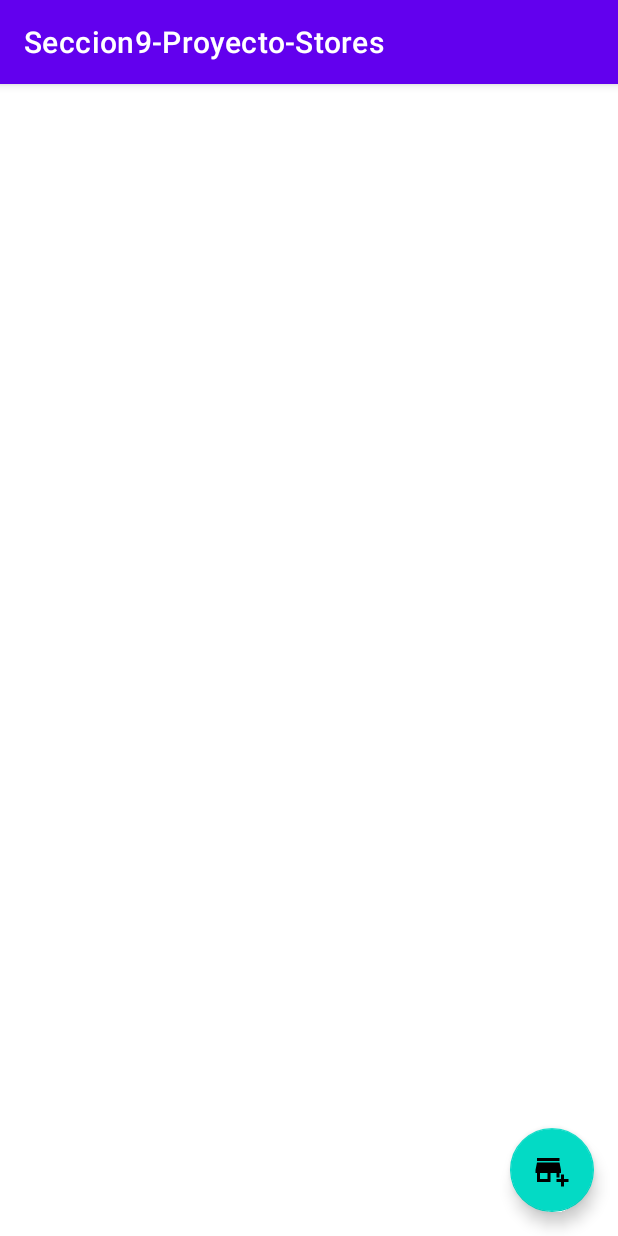
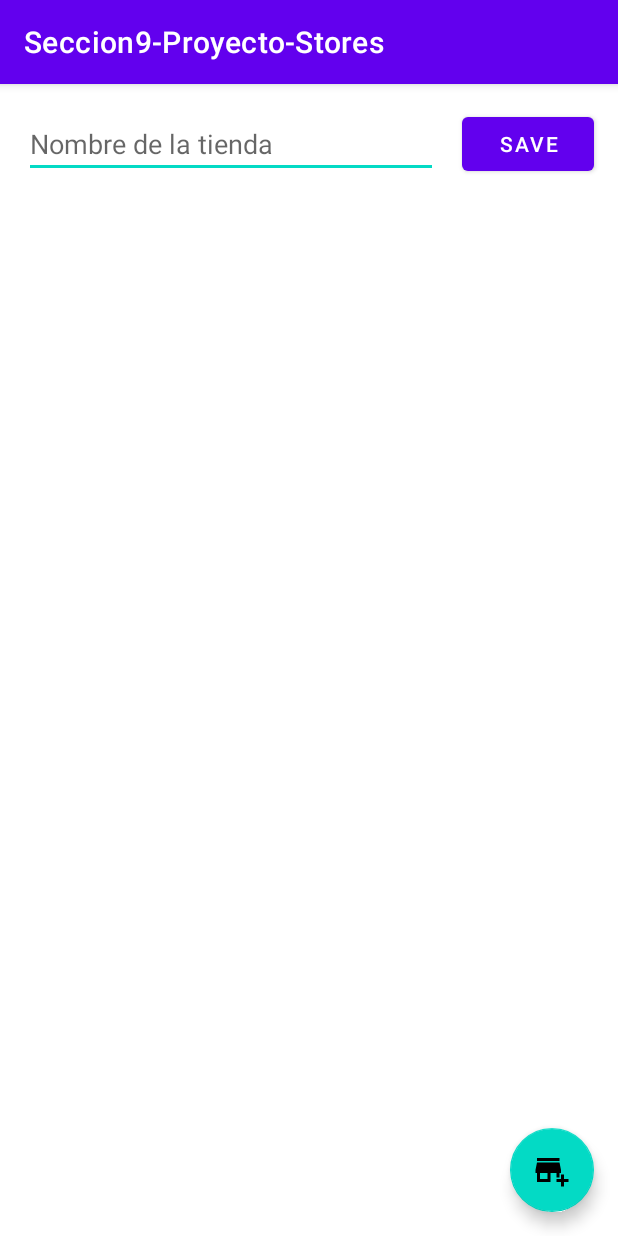
Before and after one commit to DavidGlezQ/Seccion9-Stores, an Android app: the screen it shows after launch (MainActivity), on a phone screen of 412 x 824 dp. Run offline under Robolectric (Android 15) with nearby library versions, the phone set to English and light mode, and no system bars.

Commit message:
15-05-2022-Seccion9
Clases 112 - 117

```diff
--- a/Seccion9ProyectoStores/app/build.gradle
+++ b/Seccion9ProyectoStores/app/build.gradle
@@ -22,6 +22,11 @@ android {
             proguardFiles getDefaultProguardFile('proguard-android-optimize.txt'), 'proguard-rules.pro'
         }
     }
+
+    viewBinding{
+        enabled = true
+    }
+
     compileOptions {
         sourceCompatibility JavaVersion.VERSION_1_8
         targetCompatibility JavaVersion.VERSION_1_8
--- a/Seccion9ProyectoStores/app/src/main/java/com/david_glez/seccion9_proyecto_stores/MainActivity.kt
+++ b/Seccion9ProyectoStores/app/src/main/java/com/david_glez/seccion9_proyecto_stores/MainActivity.kt
@@ -2,10 +2,43 @@ package com.david_glez.seccion9_proyecto_stores
 
 import androidx.appcompat.app.AppCompatActivity
 import android.os.Bundle
+import androidx.recyclerview.widget.GridLayoutManager
+import com.david_glez.seccion9_proyecto_stores.databinding.ActivityMainBinding
 
-class MainActivity : AppCompatActivity() {
+class MainActivity : AppCompatActivity(), OnClickListener {
+
+    private lateinit var mBinding: ActivityMainBinding
+    private lateinit var mAdapter: StoreAdapter
+    private lateinit var mGridLayout: GridLayoutManager
+
     override fun onCreate(savedInstanceState: Bundle?) {
         super.onCreate(savedInstanceState)
-        setContentView(R.layout.activity_main)
+        mBinding = ActivityMainBinding.inflate(layoutInflater)
+        setContentView(mBinding.root)
+
+        mBinding.btnSave.setOnClickListener {
+            val store = Store(name = mBinding.etName.text.toString().trim()) // Argumentos nombrados
+            mAdapter.add(store)
+        }
+
+        setupRecyclerView()
+    }
+
+    private fun setupRecyclerView() {
+        mAdapter = StoreAdapter(mutableListOf(), this)
+        mGridLayout = GridLayoutManager(this, 2)
+
+        mBinding.recyclerView.apply {
+            setHasFixedSize(true) // Optimizacion de recursos
+            layoutManager = mGridLayout
+            adapter = mAdapter
+        }
+    }
+
+    /*
+    * OnClickListener
+    * */
+    override fun onClick(store: Store) {
+
     }
 }
--- /dev/null
+++ b/Seccion9ProyectoStores/app/src/main/java/com/david_glez/seccion9_proyecto_stores/OnClickListener.kt
@@ -0,0 +1,5 @@
+package com.david_glez.seccion9_proyecto_stores
+
+interface OnClickListener {
+    fun onClick(store: Store)
+}
--- a/Seccion9ProyectoStores/app/src/main/res/layout/activity_main.xml
+++ b/Seccion9ProyectoStores/app/src/main/res/layout/activity_main.xml
@@ -8,15 +8,36 @@
     android:layout_height="match_parent"
     tools:context=".MainActivity">
 
+    <com.google.android.material.button.MaterialButton
+        android:id="@+id/btnSave"
+        android:layout_width="wrap_content"
+        android:layout_height="wrap_content"
+        android:text="Save"
+        android:layout_margin="@dimen/common_padding_default"
+        app:layout_constraintTop_toTopOf="parent"
+        app:layout_constraintEnd_toEndOf="parent"/>
+
+    <EditText
+        android:id="@+id/etName"
+        android:layout_width="0dp"
+        android:layout_height="wrap_content"
+        android:layout_marginHorizontal="@dimen/common_padding_default"
+        android:hint="Nombre de la tienda"
+        app:layout_constraintStart_toStartOf="parent"
+        app:layout_constraintEnd_toStartOf="@id/btnSave"
+        app:layout_constraintTop_toTopOf="@id/btnSave"
+        app:layout_constraintBottom_toBottomOf="@id/btnSave"/>
+
     <androidx.recyclerview.widget.RecyclerView
         android:id="@+id/recyclerView"
         android:layout_width="0dp"
         android:layout_height="0dp"
-        tools:listitem="@layout/item_store"
+        android:layout_marginTop="@dimen/common_padding_default"
+        app:layout_constraintBottom_toBottomOf="parent"
+        app:layout_constraintEnd_toEndOf="parent"
         app:layout_constraintStart_toStartOf="parent"
-        app:layout_constraintEnd_toEndOf="parent"
-        app:layout_constraintTop_toTopOf="parent"
-        app:layout_constraintBottom_toBottomOf="parent"/>
+        app:layout_constraintTop_toBottomOf="@id/btnSave"
+        tools:listitem="@layout/item_store" />
 
     <com.google.android.material.floatingactionbutton.FloatingActionButton
         android:layout_width="wrap_content"
@@ -26,6 +47,4 @@
         android:contentDescription="@string/description_store_add"
         app:layout_constraintEnd_toEndOf="parent"
         app:layout_constraintBottom_toBottomOf="parent"/>
-
-
 </androidx.constraintlayout.widget.ConstraintLayout>
```
Also changed, not shown: Seccion9ProyectoStores/app/src/main/java/com/david_glez/seccion9_proyecto_stores/Store.kt (added, +7 -0 lines), Seccion9ProyectoStores/app/src/main/java/com/david_glez/seccion9_proyecto_stores/StoreAdapter.kt (added, +46 -0 lines).
